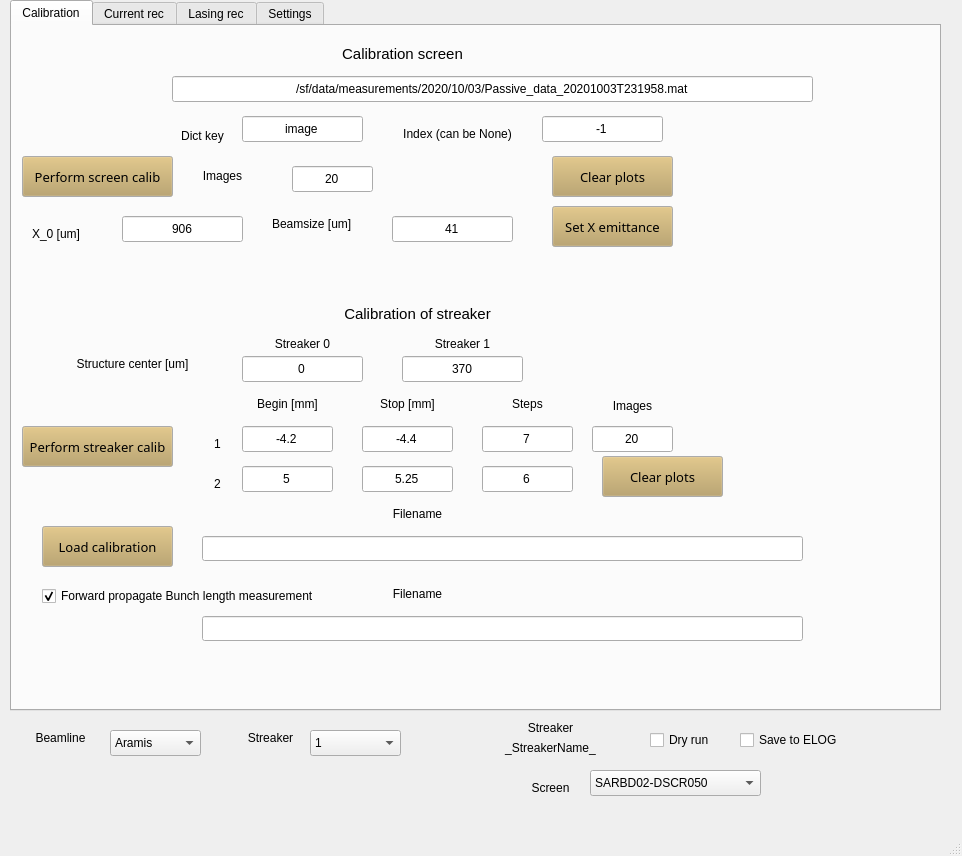
First picture: the form in GUI.ui, repository pdijksta/WakefieldAnalysis, before the edit.
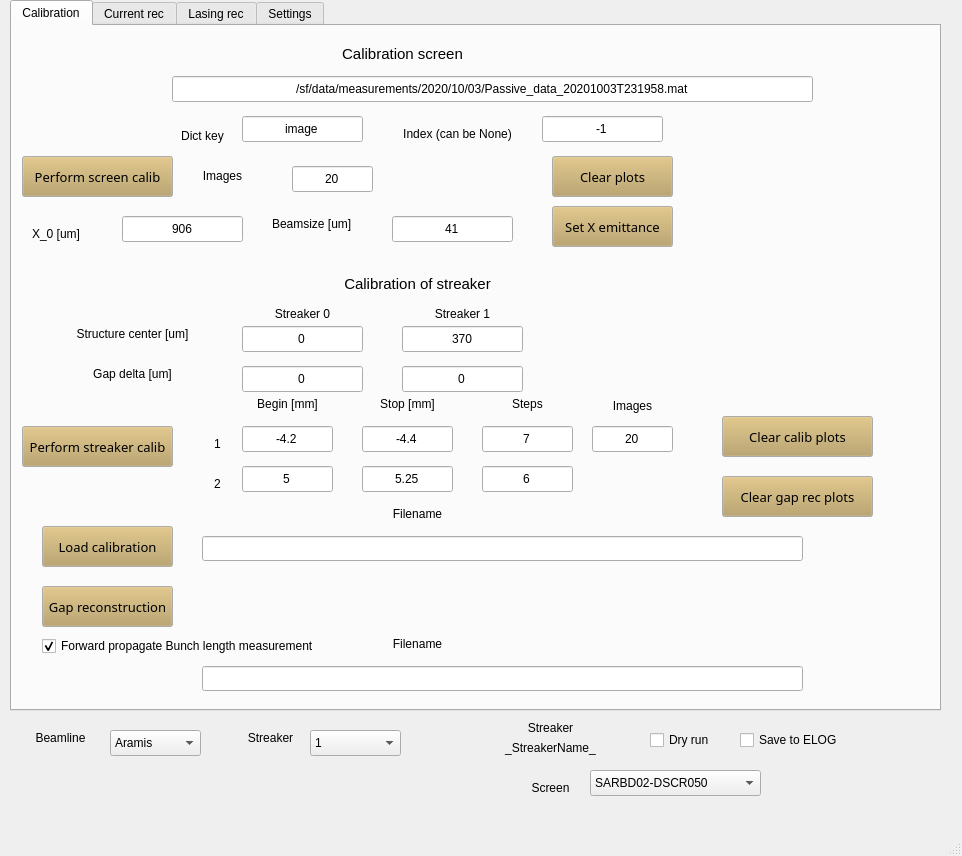
Second picture: the form after the edit. The open tabs and pages were chosen to show the change.

Commit message: process of writing lasing reconstruction objects

Diff of the .ui file:
```diff
--- a/GUI.ui
+++ b/GUI.ui
@@ -377,9 +377,9 @@
      <widget class="QPushButton" name="ClearCalibPlots">
       <property name="geometry">
        <rect>
-        <x>590</x>
-        <y>430</y>
-        <width>121</width>
+        <x>710</x>
+        <y>390</y>
+        <width>151</width>
         <height>41</height>
        </rect>
       </property>
@@ -427,14 +427,14 @@
        </font>
       </property>
       <property name="text">
-       <string>Clear plots</string>
+       <string>Clear calib plots</string>
       </property>
      </widget>
      <widget class="QLabel" name="label_19">
       <property name="geometry">
        <rect>
         <x>40</x>
-        <y>330</y>
+        <y>300</y>
         <width>161</width>
         <height>16</height>
        </rect>
@@ -450,7 +450,7 @@
       <property name="geometry">
        <rect>
         <x>310</x>
-        <y>280</y>
+        <y>250</y>
         <width>191</width>
         <height>16</height>
        </rect>
@@ -607,7 +607,7 @@
       <property name="geometry">
        <rect>
         <x>230</x>
-        <y>330</y>
+        <y>300</y>
         <width>121</width>
         <height>26</height>
        </rect>
@@ -639,7 +639,7 @@
       <property name="geometry">
        <rect>
         <x>390</x>
-        <y>310</y>
+        <y>280</y>
         <width>121</width>
         <height>16</height>
        </rect>
@@ -807,7 +807,7 @@
       <property name="geometry">
        <rect>
         <x>390</x>
-        <y>330</y>
+        <y>300</y>
         <width>121</width>
         <height>26</height>
        </rect>
@@ -855,7 +855,7 @@
       <property name="geometry">
        <rect>
         <x>230</x>
-        <y>310</y>
+        <y>280</y>
         <width>121</width>
         <height>16</height>
        </rect>
@@ -908,7 +908,7 @@
       <property name="geometry">
        <rect>
         <x>30</x>
-        <y>560</y>
+        <y>610</y>
         <width>321</width>
         <height>20</height>
        </rect>
@@ -924,7 +924,7 @@
       <property name="geometry">
        <rect>
         <x>190</x>
-        <y>590</y>
+        <y>640</y>
         <width>601</width>
         <height>25</height>
        </rect>
@@ -940,7 +940,7 @@
       <property name="geometry">
        <rect>
         <x>360</x>
-        <y>560</y>
+        <y>610</y>
         <width>91</width>
         <height>16</height>
        </rect>
@@ -952,6 +952,166 @@
        <set>Qt::AlignCenter</set>
       </property>
      </widget>
+     <widget class="QPushButton" name="GapReconstruction">
+      <property name="geometry">
+       <rect>
+        <x>30</x>
+        <y>560</y>
+        <width>131</width>
+        <height>41</height>
+       </rect>
+      </property>
+      <property name="palette">
+       <palette>
+        <active>
+         <colorrole role="Button">
+          <brush brushstyle="SolidPattern">
+           <color alpha="255">
+            <red>183</red>
+            <green>157</green>
+            <blue>92</blue>
+           </color>
+          </brush>
+         </colorrole>
+        </active>
+        <inactive>
+         <colorrole role="Button">
+          <brush brushstyle="SolidPattern">
+           <color alpha="255">
+            <red>183</red>
+            <green>157</green>
+            <blue>92</blue>
+           </color>
+          </brush>
+         </colorrole>
+        </inactive>
+        <disabled>
+         <colorrole role="Button">
+          <brush brushstyle="SolidPattern">
+           <color alpha="255">
+            <red>183</red>
+            <green>157</green>
+            <blue>92</blue>
+           </color>
+          </brush>
+         </colorrole>
+        </disabled>
+       </palette>
+      </property>
+      <property name="font">
+       <font>
+        <family>Sans Serif</family>
+        <pointsize>10</pointsize>
+       </font>
+      </property>
+      <property name="text">
+       <string>Gap reconstruction</string>
+      </property>
+     </widget>
+     <widget class="QPushButton" name="ClearGapRecPlots">
+      <property name="geometry">
+       <rect>
+        <x>710</x>
+        <y>450</y>
+        <width>151</width>
+        <height>41</height>
+       </rect>
+      </property>
+      <property name="palette">
+       <palette>
+        <active>
+         <colorrole role="Button">
+          <brush brushstyle="SolidPattern">
+           <color alpha="255">
+            <red>183</red>
+            <green>157</green>
+            <blue>92</blue>
+           </color>
+          </brush>
+         </colorrole>
+        </active>
+        <inactive>
+         <colorrole role="Button">
+          <brush brushstyle="SolidPattern">
+           <color alpha="255">
+            <red>183</red>
+            <green>157</green>
+            <blue>92</blue>
+           </color>
+          </brush>
+         </colorrole>
+        </inactive>
+        <disabled>
+         <colorrole role="Button">
+          <brush brushstyle="SolidPattern">
+           <color alpha="255">
+            <red>183</red>
+            <green>157</green>
+            <blue>92</blue>
+           </color>
+          </brush>
+         </colorrole>
+        </disabled>
+       </palette>
+      </property>
+      <property name="font">
+       <font>
+        <family>Sans Serif</family>
+        <pointsize>10</pointsize>
+       </font>
+      </property>
+      <property name="text">
+       <string>Clear gap rec plots</string>
+      </property>
+     </widget>
+     <widget class="QLabel" name="label_22">
+      <property name="geometry">
+       <rect>
+        <x>40</x>
+        <y>340</y>
+        <width>161</width>
+        <height>16</height>
+       </rect>
+      </property>
+      <property name="text">
+       <string>Gap delta [um]</string>
+      </property>
+      <property name="alignment">
+       <set>Qt::AlignCenter</set>
+      </property>
+     </widget>
+     <widget class="QLineEdit" name="StreakerGapDelta0">
+      <property name="geometry">
+       <rect>
+        <x>230</x>
+        <y>340</y>
+        <width>121</width>
+        <height>26</height>
+       </rect>
+      </property>
+      <property name="text">
+       <string>0</string>
+      </property>
+      <property name="alignment">
+       <set>Qt::AlignCenter</set>
+      </property>
+     </widget>
+     <widget class="QLineEdit" name="StreakerGapDelta1">
+      <property name="geometry">
+       <rect>
+        <x>390</x>
+        <y>340</y>
+        <width>121</width>
+        <height>26</height>
+       </rect>
+      </property>
+      <property name="text">
+       <string>0</string>
+      </property>
+      <property name="alignment">
+       <set>Qt::AlignCenter</set>
+      </property>
+     </widget>
     </widget>
     <widget class="QWidget" name="tab_3">
      <attribute name="title">
```
Left out of the diff: 42 changed lines with no effect on the pictures. The commit also changes 11 other files.
